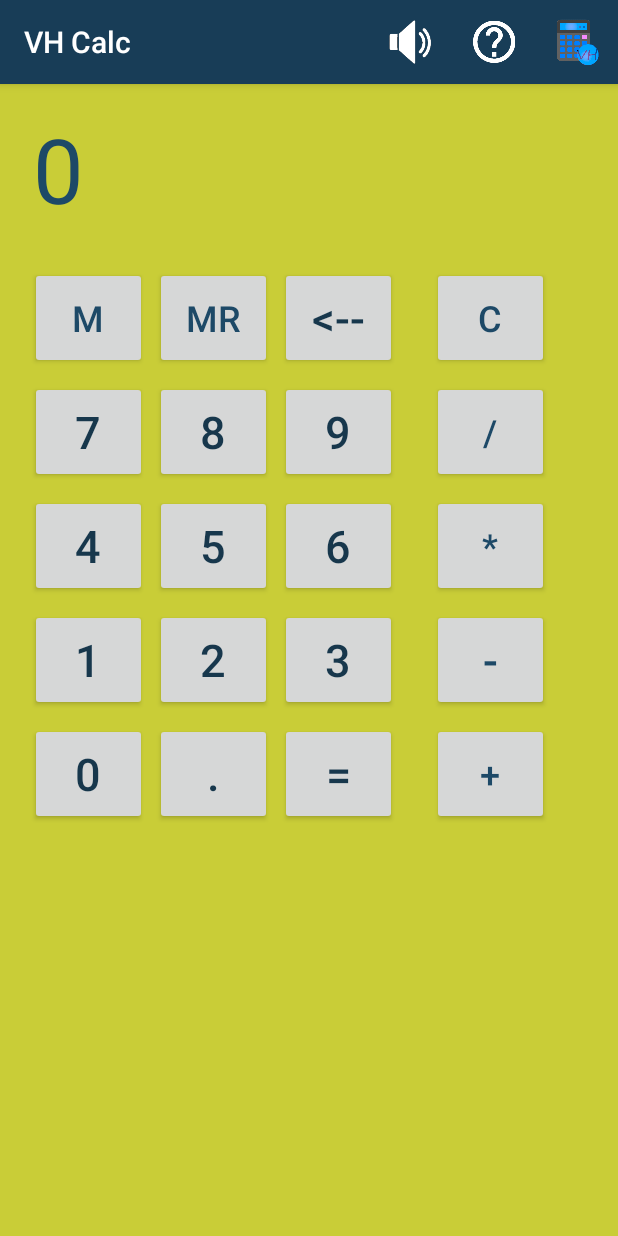
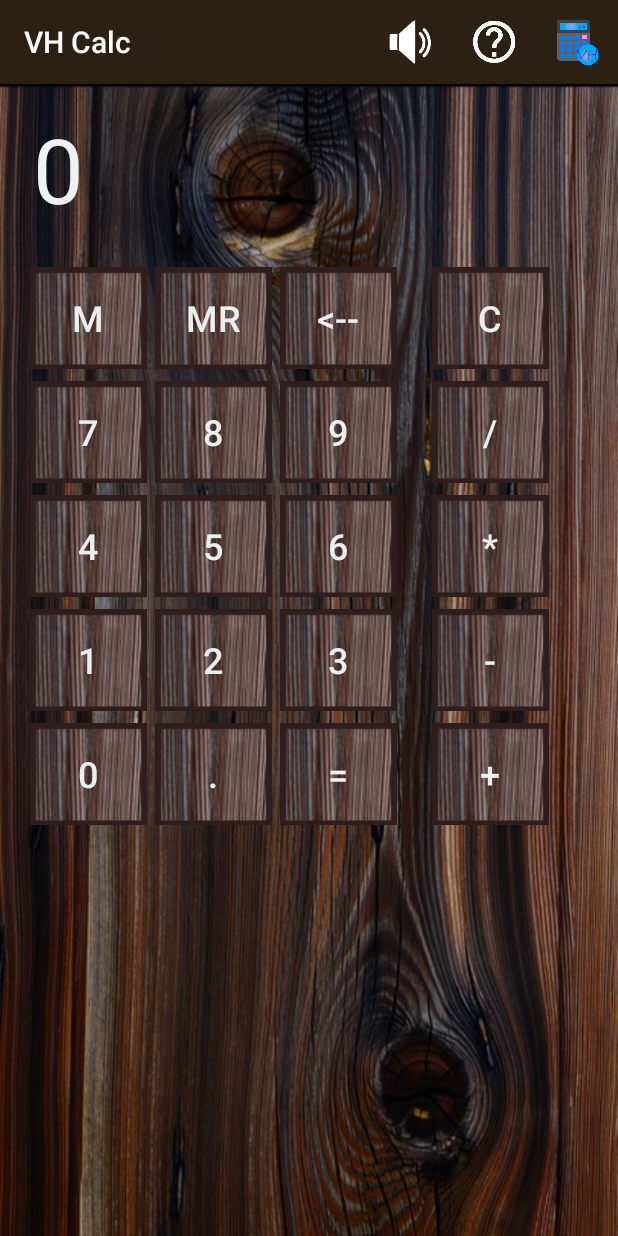
Before and after one commit to KhudyakovVladimir/VHCalc, an Android app: the screen it shows after launch (MainActivity), after a tap on "style", on a phone screen of 412 x 824 dp. Run offline under Robolectric (Android 15) with nearby library versions, the phone set to English and light mode, and no system bars; Roboto replaces fonts that are not available here.

Commit message:
layouts design added

```diff
--- a/app/src/main/AndroidManifest.xml
+++ b/app/src/main/AndroidManifest.xml
@@ -11,7 +11,7 @@
             android:label="@string/app_name"
             android:roundIcon="@mipmap/ic_launcher_round"
             android:supportsRtl="true"
-            android:theme="@style/AppTheme">
+            >
         <activity android:name=".About">
         </activity>
         <activity
--- a/app/src/main/java/com/example/vhcalcandroid/MainActivity.java
+++ b/app/src/main/java/com/example/vhcalcandroid/MainActivity.java
@@ -28,11 +28,20 @@ public class MainActivity extends AppCompatActivity implements SoundPool.OnLoadC
     static int codeForMenu = 0;
 
     static int count = 0;
+
     static int layoutMain = R.layout.activity_main;
     static int layoutMain2 = R.layout.activity_main_2;
     static int layoutMain3 = R.layout.activity_main_3;
+
     static int[] layouts = {layoutMain, layoutMain2, layoutMain3};
     static int currentLayout = layouts[count];
+
+    static int theme = R.style.AppTheme;
+    static int themeWood = R.style.AppThemeWood;
+    static int themePaint = R.style.AppThemePaint;
+
+    static int[] themes = {theme, themeWood, themePaint};
+    static int currentTheme = themes[count];
 
     ConstraintLayout constraintLayout;
     TextView textView;
@@ -137,6 +146,7 @@ public class MainActivity extends AppCompatActivity implements SoundPool.OnLoadC
                     count = 0;
                 }
                 currentLayout = layouts[count];
+                currentTheme = themes[count];
                 recreate();
                 break;
             }
@@ -146,6 +156,7 @@ public class MainActivity extends AppCompatActivity implements SoundPool.OnLoadC
 
     @Override
     protected void onCreate(Bundle savedInstanceState) {
+        setTheme(currentTheme);
         super.onCreate(savedInstanceState);
         //setContentView(R.layout.activity_main);
         setContentView(currentLayout);
--- a/app/src/main/res/layout/activity_main.xml
+++ b/app/src/main/res/layout/activity_main.xml
@@ -5,6 +5,7 @@
         xmlns:app="http://schemas.android.com/apk/res-auto"
         android:layout_width="match_parent"
         android:layout_height="match_parent"
+        android:theme="@style/AppTheme"
         tools:context=".MainActivity"
 >
     <TextView
--- a/app/src/main/res/layout/activity_main_2.xml
+++ b/app/src/main/res/layout/activity_main_2.xml
@@ -6,7 +6,9 @@
         android:layout_width="match_parent"
         android:layout_height="match_parent"
         tools:context=".MainActivity"
-        android:id="@+id/constraintLayout" android:background="#C9CD37">
+        android:theme="@style/AppThemeWood"
+        android:id="@+id/constraintLayout"
+        android:background="@drawable/back_wood">
     <TextView
             android:layout_width="0dp"
             android:layout_height="90dp"
@@ -19,7 +21,7 @@
             android:layout_marginEnd="22dp"
             app:layout_constraintHorizontal_bias="0.0"
             android:textSize="60sp"
-            android:textColor="#1D4967"/>
+            android:textColor="#EFF2F4"/>
     <Button
             android:text="M"
             android:layout_width="78dp"
@@ -30,7 +32,8 @@
             app:layout_constraintStart_toStartOf="parent"
             app:layout_constraintTop_toBottomOf="@+id/textView"
             android:textSize="24sp"
-            android:textColor="#1D4967"/>
+            android:textColor="#ECEEEF"
+            android:background="@drawable/button_wood_1"/>
     <Button
             android:text="7"
             android:layout_width="78dp"
@@ -40,8 +43,9 @@
             android:id="@+id/button7"
             app:layout_constraintTop_toBottomOf="@+id/M"
             app:layout_constraintStart_toStartOf="parent"
-            android:textSize="30sp"
-            android:textColor="#FF17374C"/>
+            android:textSize="24sp"
+            android:textColor="#ECEEEF"
+            android:background="@drawable/button_wood_1"/>
     <Button
             android:text="8"
             android:layout_width="78dp"
@@ -51,8 +55,9 @@
             android:id="@+id/button8"
             app:layout_constraintTop_toBottomOf="@+id/MR"
             app:layout_constraintStart_toEndOf="@+id/button7"
-            android:textColor="#17374C"
-            android:textSize="30sp"/>
+            android:textSize="24sp"
+            android:textColor="#ECEEEF"
+            android:background="@drawable/button_wood_1"/>
     <Button
             android:text="9"
             android:layout_width="78dp"
@@ -62,8 +67,9 @@
             android:id="@+id/button9"
             app:layout_constraintTop_toBottomOf="@+id/buttonDel"
             app:layout_constraintStart_toEndOf="@+id/button8"
-            android:textColor="#FF17374C"
-            android:textSize="30sp"/>
+            android:textSize="24sp"
+            android:textColor="#ECEEEF"
+            android:background="@drawable/button_wood_1"/>
     <Button
             android:text="/"
             android:layout_width="78dp"
@@ -77,7 +83,8 @@
             app:layout_constraintEnd_toEndOf="parent"
             app:layout_constraintHorizontal_bias="0.405"
             android:textSize="24sp"
-            android:textColor="#1D4967"/>
+            android:textColor="#ECEEEF"
+            android:background="@drawable/button_wood_1"/>
     <Button
             android:text="4"
             android:layout_width="78dp"
@@ -87,8 +94,9 @@
             android:id="@+id/button4"
             app:layout_constraintTop_toBottomOf="@+id/button7"
             app:layout_constraintStart_toStartOf="parent"
-            android:textSize="30sp"
-            android:textColor="#FF17374C"/>
+            android:textSize="24sp"
+            android:textColor="#ECEEEF"
+            android:background="@drawable/button_wood_1"/>
     <Button
             android:text="5"
             android:layout_width="78dp"
@@ -98,8 +106,9 @@
             android:id="@+id/button5"
             app:layout_constraintTop_toBottomOf="@+id/button8"
             app:layout_constraintStart_toEndOf="@+id/button4"
-            android:textSize="30sp"
-            android:textColor="#FF17374C"/>
+            android:textSize="24sp"
+            android:textColor="#ECEEEF"
+            android:background="@drawable/button_wood_1"/>
     <Button
             android:text="6"
             android:layout_width="78dp"
@@ -109,8 +118,9 @@
             android:id="@+id/button6"
             app:layout_constraintTop_toBottomOf="@+id/button9"
             app:layout_constraintStart_toEndOf="@+id/button5"
-            android:textSize="30sp"
-            android:textColor="#FF17374C"/>
+            android:textSize="24sp"
+            android:textColor="#ECEEEF"
+            android:background="@drawable/button_wood_1"/>
     <Button
             android:text="*"
             android:layout_width="78dp"
@@ -124,7 +134,8 @@
             app:layout_constraintEnd_toEndOf="parent"
             app:layout_constraintHorizontal_bias="0.405"
             android:textSize="24sp"
-            android:textColor="#1D4967"/>
+            android:textColor="#ECEEEF"
+            android:background="@drawable/button_wood_1"/>
     <Button
             android:text="-"
             android:layout_width="78dp"
@@ -137,8 +148,9 @@
             app:layout_constraintStart_toEndOf="@+id/button3"
             app:layout_constraintEnd_toEndOf="parent"
             app:layout_constraintHorizontal_bias="0.405"
-            android:textSize="30sp"
-            android:textColor="#1D4967"/>
+            android:textSize="24sp"
+            android:textColor="#ECEEEF"
+            android:background="@drawable/button_wood_1"/>
     <Button
             android:text="."
             android:layout_width="78dp"
@@ -148,8 +160,9 @@
             android:id="@+id/buttonDot"
             app:layout_constraintTop_toBottomOf="@+id/button2"
             app:layout_constraintStart_toEndOf="@+id/button0"
-            android:textSize="30sp"
-            android:textColor="#FF17374C"/>
+            android:textSize="24sp"
+            android:textColor="#ECEEEF"
+            android:background="@drawable/button_wood_1"/>
     <Button
             android:text="2"
             android:layout_width="78dp"
@@ -159,8 +172,9 @@
             android:id="@+id/button2"
             app:layout_constraintTop_toBottomOf="@+id/button5"
             app:layout_constraintStart_toEndOf="@+id/button1"
-            android:textSize="30sp"
-            android:textColor="#FF17374C"/>
+            android:textSize="24sp"
+            android:textColor="#ECEEEF"
+            android:background="@drawable/button_wood_1"/>
     <Button
             android:text="3"
             android:layout_width="78dp"
@@ -170,8 +184,9 @@
             android:id="@+id/button3"
             app:layout_constraintTop_toBottomOf="@+id/button6"
             app:layout_constraintStart_toEndOf="@+id/button2"
-            android:textSize="30sp"
-            android:textColor="#FF17374C"/>
+            android:textSize="24sp"
+            android:textColor="#ECEEEF"
+            android:background="@drawable/button_wood_1"/>
     <Button
             android:text="="
             android:layout_width="78dp"
@@ -181,8 +196,9 @@
             android:id="@+id/buttonResult"
             app:layout_constraintTop_toBottomOf="@+id/button3"
             app:layout_constraintStart_toEndOf="@+id/buttonDot"
-            android:textSize="30sp"
-            android:textColor="#FF17374C"/>
+            android:textSize="24sp"
+            android:textColor="#ECEEEF"
+            android:background="@drawable/button_wood_1"/>
     <Button
             android:text="1"
             android:layout_width="78dp"
@@ -192,8 +208,9 @@
             android:id="@+id/button1"
             app:layout_constraintTop_toBottomOf="@+id/button4"
             app:layout_constraintStart_toStartOf="parent"
-            android:textSize="30sp"
-            android:textColor="#FF17374C"/>
+            android:textSize="24sp"
+            android:textColor="#ECEEEF"
+            android:background="@drawable/button_wood_1"/>
     <Button
             android:text="0"
             android:layout_width="78dp"
@@ -203,8 +220,9 @@
             android:id="@+id/button0"
             app:layout_constraintStart_toStartOf="parent"
             app:layout_constraintTop_toBottomOf="@+id/button1"
-            android:textSize="30sp"
-            android:textColor="#FF17374C"/>
+            android:textSize="24sp"
+            android:textColor="#ECEEEF"
+            android:background="@drawable/button_wood_1"/>
     <Button
             android:text="+"
             android:layout_width="78dp"
@@ -218,7 +236,8 @@
             app:layout_constraintEnd_toEndOf="parent"
             app:layout_constraintHorizontal_bias="0.405"
             android:textSize="24sp"
-            android:textColor="#1D4967"/>
+            android:textColor="#ECEEEF"
+            android:background="@drawable/button_wood_1"/>
     <Button
             android:text="MR"
             android:layout_width="78dp"
@@ -229,7 +248,8 @@
             app:layout_constraintStart_toEndOf="@+id/M"
             app:layout_constraintTop_toBottomOf="@+id/textView"
             android:textSize="24sp"
-            android:textColor="#1D4967"/>
+            android:textColor="#ECEEEF"
+            android:background="@drawable/button_wood_1"/>
     <Button
             android:text="@string/del"
             android:layout_width="78dp"
@@ -239,8 +259,9 @@
             android:layout_marginStart="5dp"
             app:layout_constraintTop_toBottomOf="@+id/textView"
             android:layout_marginTop="16dp"
-            android:textSize="30sp"
-            android:textColor="#FF17374C"/>
+            android:textSize="24sp"
+            android:textColor="#ECEEEF"
+            android:background="@drawable/button_wood_1"/>
     <Button
             android:text="C"
             android:layout_width="78dp"
@@ -254,7 +275,8 @@
             app:layout_constraintHorizontal_bias="0.405"
             app:layout_constraintTop_toBottomOf="@+id/textView"
             android:textSize="24sp"
-            android:textColor="#1D4967"/>
+            android:textColor="#ECEEEF"
+            android:background="@drawable/button_wood_1"/>
     <TextView
             android:layout_width="37dp"
             android:layout_height="34dp"
@@ -263,7 +285,7 @@
             app:layout_constraintStart_toStartOf="@+id/textView"
             android:layout_marginStart="304dp"
             android:textSize="30sp"
-            android:textColor="#3178A8"/>
+            android:textColor="#ECEEEF"/>
     <TextView
             android:layout_width="37dp"
             android:layout_height="34dp"
@@ -273,5 +295,5 @@
             app:layout_constraintTop_toTopOf="@+id/textView"
             android:layout_marginTop="54dp"
             android:textSize="30sp"
-            android:textColor="#3178A8"/>
+            android:textColor="#ECEEEF"/>
 </androidx.constraintlayout.widget.ConstraintLayout>
--- a/app/src/main/res/values/styles.xml
+++ b/app/src/main/res/values/styles.xml
@@ -7,5 +7,18 @@
         <item name="colorPrimaryDark">@color/colorPrimaryDark</item>
         <item name="colorAccent">@color/colorAccent</item>
     </style>
+    <style name="AppThemeWood" parent="Theme.AppCompat.Light.DarkActionBar">
+        <!-- Customize your theme here. -->
+        <item name="colorPrimary">#2C2013</item>
+        <item name="colorPrimaryDark">#785E37</item>
+        <item name="colorAccent">#E8DCC5</item>
+    </style>
+
+    <style name="AppThemePaint" parent="Theme.AppCompat.Light.DarkActionBar">
+        <!-- Customize your theme here. -->
+        <item name="colorPrimary">#2C2013</item>
+        <item name="colorPrimaryDark">#785E37</item>
+        <item name="colorAccent">#E8DCC5</item>
+    </style>
 
 </resources>
```
Also changed, not shown: app/src/main/res/drawable/back_wood.png (added), app/src/main/res/drawable/button_wood.png (added), app/src/main/res/drawable/button_wood_1.png (added).
